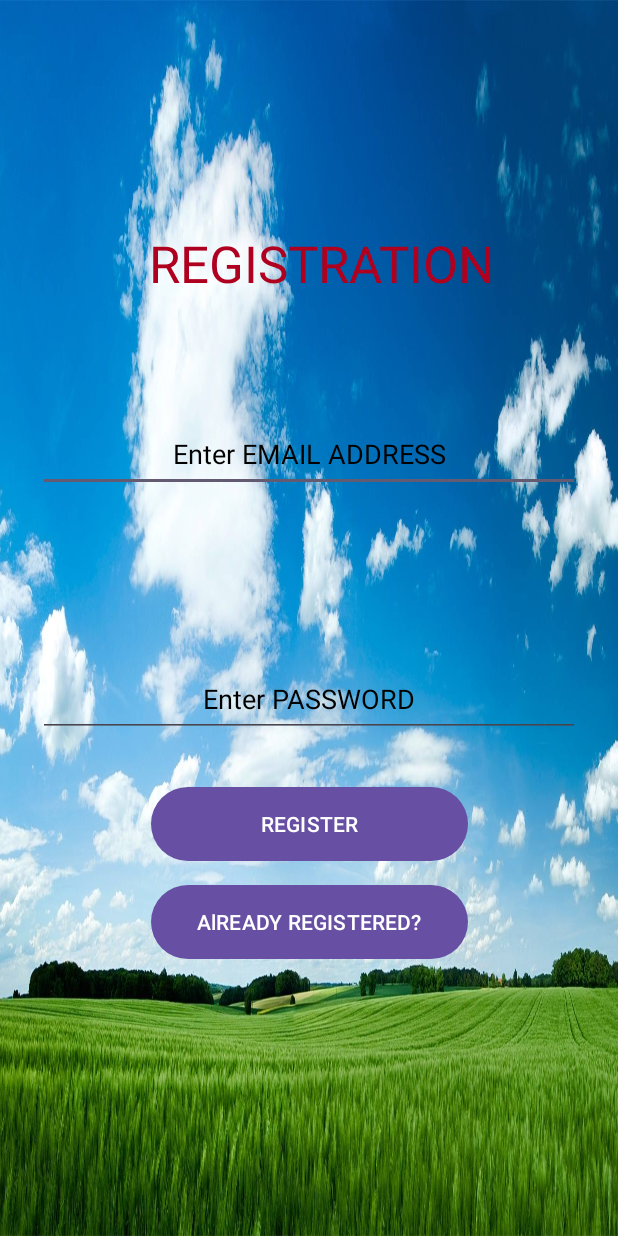
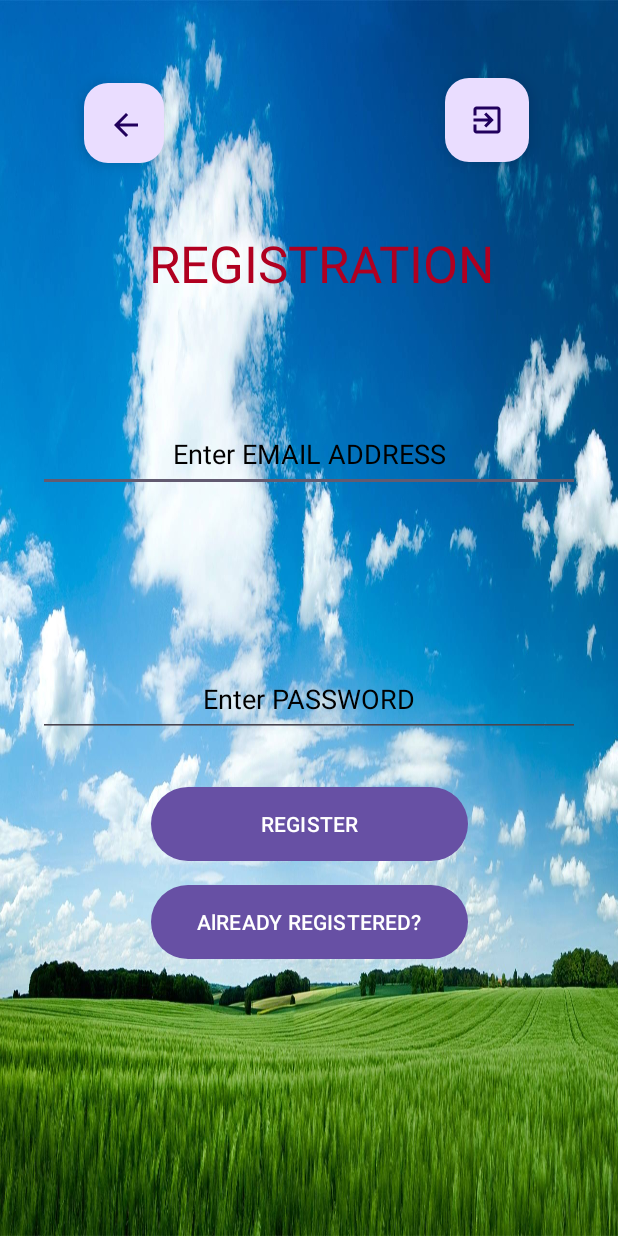
Before and after one commit to 0-pyro/ReadAce, an Android app: the screen it shows after launch (RegistrationActivity), on a phone screen of 412 x 824 dp. Run offline under Robolectric (Android 15) with nearby library versions, the phone set to English and light mode, and no system bars; our stand-ins replace Firebase (no records; nobody signed in at launch, a user with empty details on screens opened directly).

Commit message:
added more stuffs

```diff
--- a/app/src/main/java/com/mad/readniggareadfin/RegistrationActivity.java
+++ b/app/src/main/java/com/mad/readniggareadfin/RegistrationActivity.java
@@ -13,6 +13,7 @@ import android.widget.Toast;
 
 import com.google.android.gms.tasks.OnCompleteListener;
 import com.google.android.gms.tasks.Task;
+import com.google.android.material.floatingactionbutton.FloatingActionButton;
 import com.google.firebase.auth.AuthResult;
 import com.google.firebase.auth.FirebaseAuth;
 import com.google.firebase.auth.FirebaseUser;
@@ -32,6 +33,20 @@ public class RegistrationActivity extends AppCompatActivity {
         pass = findViewById(R.id.pass);
         button = findViewById(R.id.button);
         redir = findViewById(R.id.redirbutton);
+        FloatingActionButton back = findViewById(R.id.back);
+        FloatingActionButton exit = findViewById(R.id.exitbutton);
+        exit.setOnClickListener(new View.OnClickListener() {
+            @Override
+            public void onClick(View v) {
+                finishAffinity();
+            }
+        });
+        back.setOnClickListener(new View.OnClickListener() {
+            @Override
+            public void onClick(View v) {
+                finish();
+            }
+        });
         button.setOnClickListener(new View.OnClickListener() {
             @Override
             public void onClick(View v) {
--- /dev/null
+++ b/app/src/main/res/drawable/back.xml
@@ -0,0 +1,5 @@
+<vector android:autoMirrored="true" android:height="24dp"
+    android:tint="#000000" android:viewportHeight="24"
+    android:viewportWidth="24" android:width="24dp" xmlns:android="http://schemas.android.com/apk/res/android">
+    <path android:fillColor="@android:color/white" android:pathData="M20,11H7.83l5.59,-5.59L12,4l-8,8 8,8 1.41,-1.41L7.83,13H20v-2z"/>
+</vector>
--- a/app/src/main/res/layout/activity_registration.xml
+++ b/app/src/main/res/layout/activity_registration.xml
@@ -9,6 +9,31 @@
     tools:context=".MainActivity"
     tools:visibility="visible">
 
+    <com.google.android.material.floatingactionbutton.FloatingActionButton
+        android:id="@+id/exitbutton"
+        android:layout_width="64dp"
+        android:layout_height="56dp"
+        android:clickable="true"
+        app:layout_constraintBottom_toBottomOf="parent"
+        app:layout_constraintEnd_toEndOf="parent"
+        app:layout_constraintHorizontal_bias="0.833"
+        app:layout_constraintStart_toStartOf="parent"
+        app:layout_constraintTop_toTopOf="parent"
+        app:layout_constraintVertical_bias="0.068"
+        app:srcCompat="@drawable/nav_exit" />
+
+    <com.google.android.material.floatingactionbutton.FloatingActionButton
+        android:id="@+id/back"
+        android:layout_width="53dp"
+        android:layout_height="54dp"
+        android:clickable="true"
+        app:layout_constraintBottom_toBottomOf="parent"
+        app:layout_constraintEnd_toEndOf="parent"
+        app:layout_constraintHorizontal_bias="0.156"
+        app:layout_constraintStart_toStartOf="parent"
+        app:layout_constraintTop_toTopOf="parent"
+        app:layout_constraintVertical_bias="0.072"
+        app:srcCompat="@drawable/back" />
 
     <EditText
         android:id="@+id/mail"
```
Also changed, not shown: app/src/main/java/com/mad/readniggareadfin/LoginActivity.java (+8 -1 lines), app/src/main/res/layout/activity_home.xml (+0 -21 lines), app/src/main/res/layout/activity_login.xml (+16 -3 lines).
